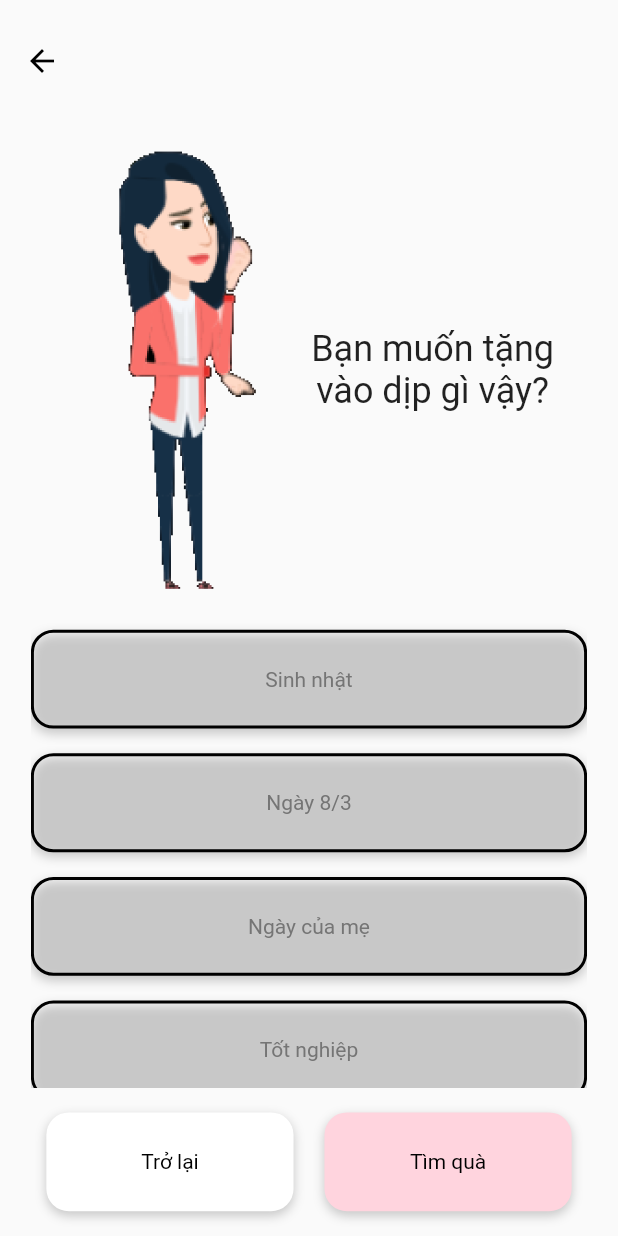
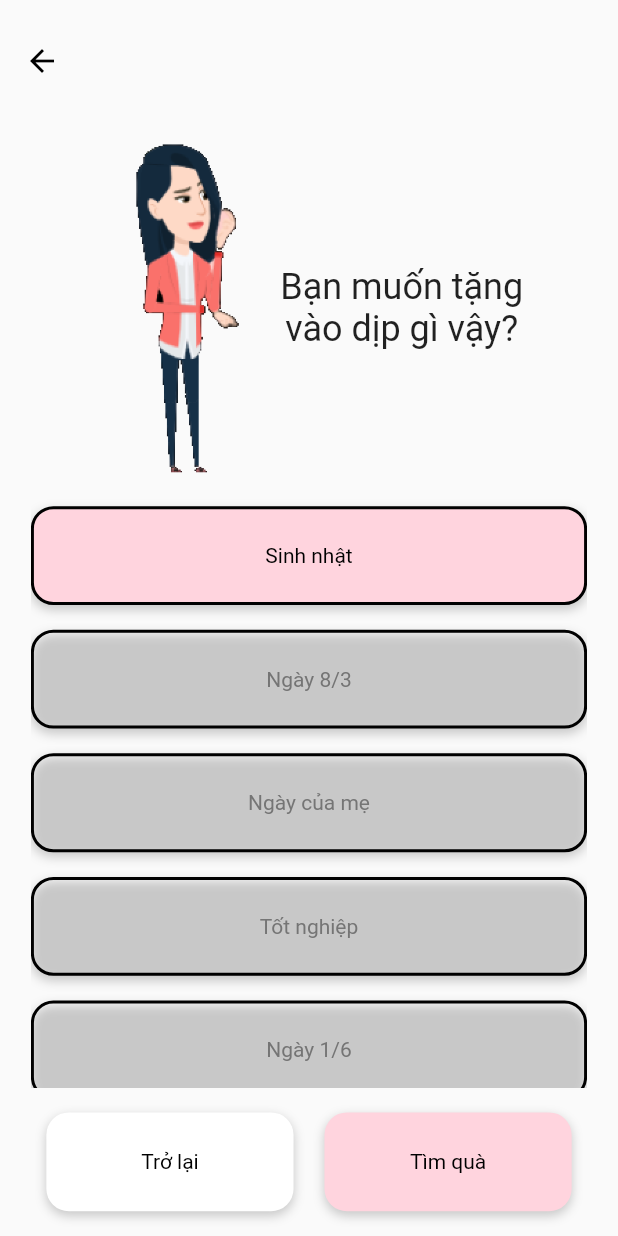
Before and after one commit to phuc1710/ui_giftshop, a Flutter app: the GiftFindingByOccasionView screen opened directly, on a phone screen of 412 x 824 dp. Run offline on Flutter 3.47's test engine with Material 2 defaults, Android fonts, the phone set to English and light mode, and no system bars; our stand-ins replace line_awesome_flutter, smooth_page_indicator.

Commit message:
style: reduce image size for bigger scrollview and add default selection

```diff
--- a/lib/src/presentation/gift_finding/view/gift_finding_by_occasion_view.dart
+++ b/lib/src/presentation/gift_finding/view/gift_finding_by_occasion_view.dart
@@ -11,7 +11,7 @@ class GiftFindingByOccasionView extends StatefulWidget {
 }
 
 class _GiftFindingByOccasionViewState extends State<GiftFindingByOccasionView> {
-  int selectedIndex = -1;
+  int selectedIndex = 0;
   List<String> occasions = [
     'Sinh nhật',
     'Ngày 8/3',
@@ -44,8 +44,8 @@ class _GiftFindingByOccasionViewState extends State<GiftFindingByOccasionView> {
                 mainAxisAlignment: MainAxisAlignment.center,
                 children: [
                   SizedBox(
-                    width: MediaQuery.of(context).size.width * 0.4,
-                    height: MediaQuery.of(context).size.height * 0.4,
+                    width: MediaQuery.of(context).size.width * 0.3,
+                    height: MediaQuery.of(context).size.height * 0.3,
                     child: FittedBox(
                       child: Image.asset('assets/images/gift_finder_1.png'),
                     ),
@@ -104,13 +104,7 @@ class _GiftFindingByOccasionViewState extends State<GiftFindingByOccasionView> {
                 mainAxisAlignment: MainAxisAlignment.spaceAround,
                 children: [
                   InkWell(
-                    onTap: () => selectedIndex == -1
-                        ? ScaffoldMessenger.of(context).showSnackBar(
-                            const SnackBar(
-                              content: Text('Vui lòng chọn một câu trả lời'),
-                            ),
-                          )
-                        : Navigator.of(context).pop(),
+                    onTap: () => Navigator.of(context).pop(),
                     child: Padding(
                       padding: EdgeInsets.symmetric(
                         vertical: MediaQuery.of(context).size.height * 0.02,
```
